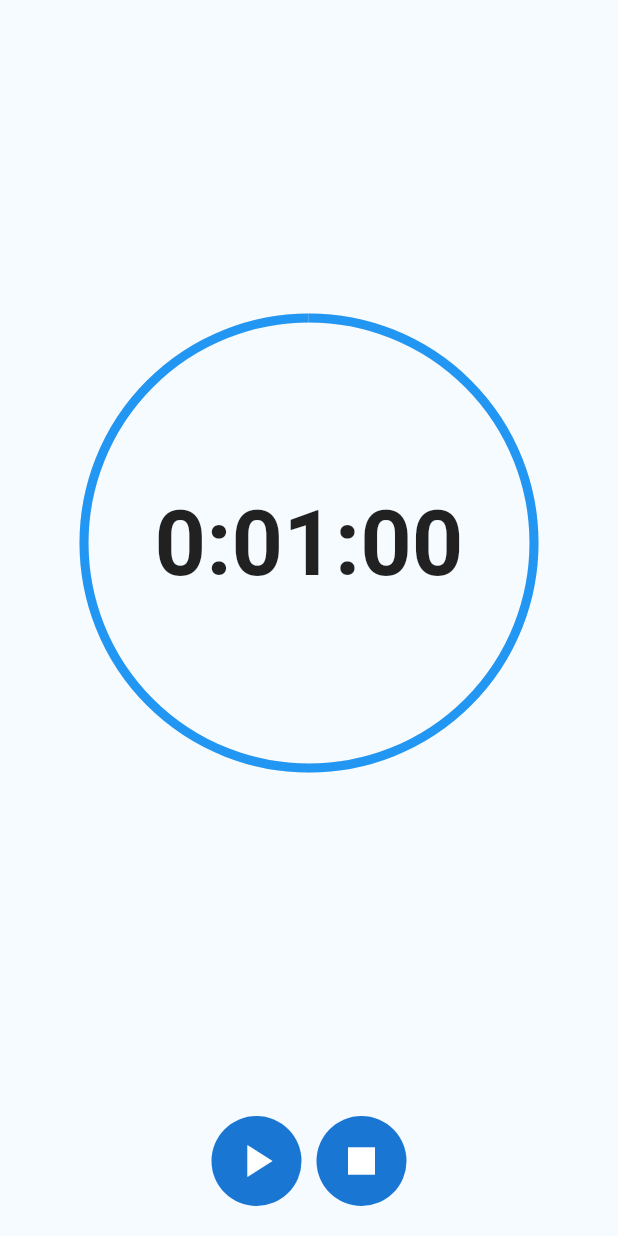
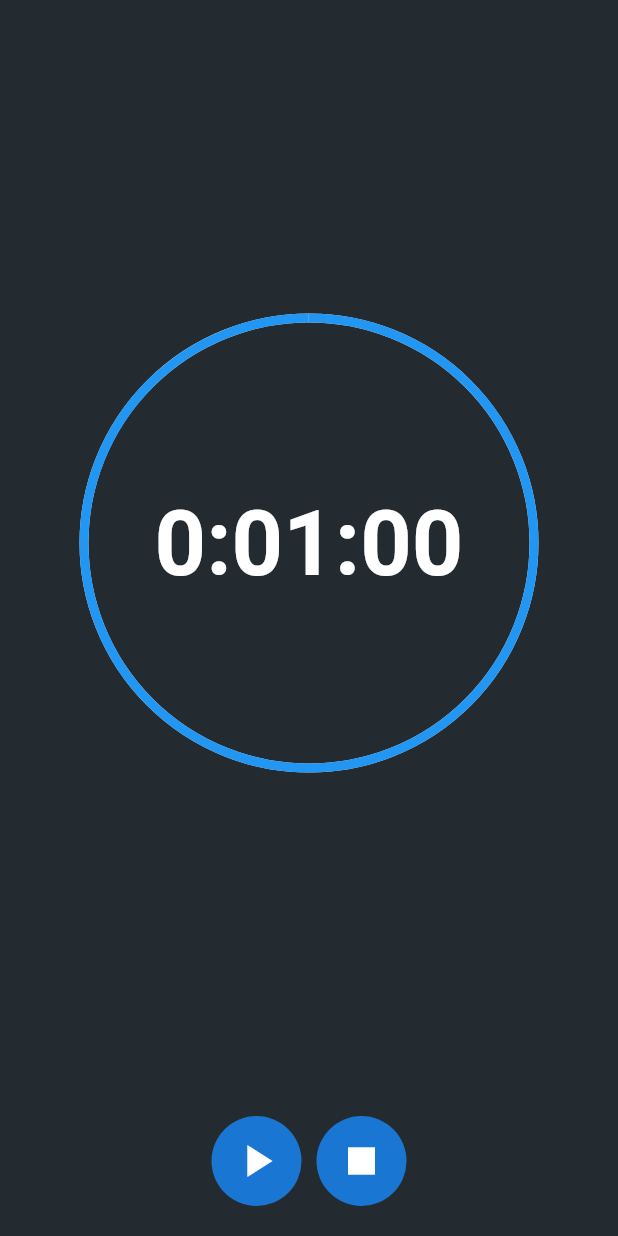
Before and after one commit to YeasirAR/smart_notify, a Flutter app: the Timer screen opened directly, on a phone screen of 412 x 824 dp. Run offline on Flutter 3.47's test engine with Material 2 defaults, Android fonts, the phone set to English and light mode, and no system bars; our stand-ins replace flutter_switch, font_awesome_flutter, google_nav_bar, hive_flutter, line_icons; missing offline and left inert: flutter_ringtone_player, open_street_map_search_and_pick; accounts and stored records are empty.

Commit message:
Fixing the design and colors

```diff
--- a/lib/timer/timer.dart
+++ b/lib/timer/timer.dart
@@ -62,7 +62,7 @@ class _TimerState extends State<Timer> with TickerProviderStateMixin {
   @override
   Widget build(BuildContext context) {
     return Scaffold(
-      backgroundColor: Color(0xfff5fbff),
+      backgroundColor: Color.fromARGB(255, 36, 43, 48),
       body: Column(
         children: [
           Expanded(
@@ -87,15 +87,13 @@ class _TimerState extends State<Timer> with TickerProviderStateMixin {
                           height: 300,
                           child: CupertinoTimerPicker(
                             mode: CupertinoTimerPickerMode.hms,
-
                             initialTimerDuration: controller.duration!,
                             onTimerDurationChanged: (time) {
                               setState(() {
                                 controller.duration = time;
                               });
                             },
-                          )
-                          ,
+                          ),
                         ),
                       );
                     }
@@ -105,6 +103,7 @@ class _TimerState extends State<Timer> with TickerProviderStateMixin {
                     builder: (context, child) => Text(
                       countText,
                       style: TextStyle(
+                        color: Colors.white,
                         fontSize: 60,
                         fontWeight: FontWeight.bold,
                       ),
```
